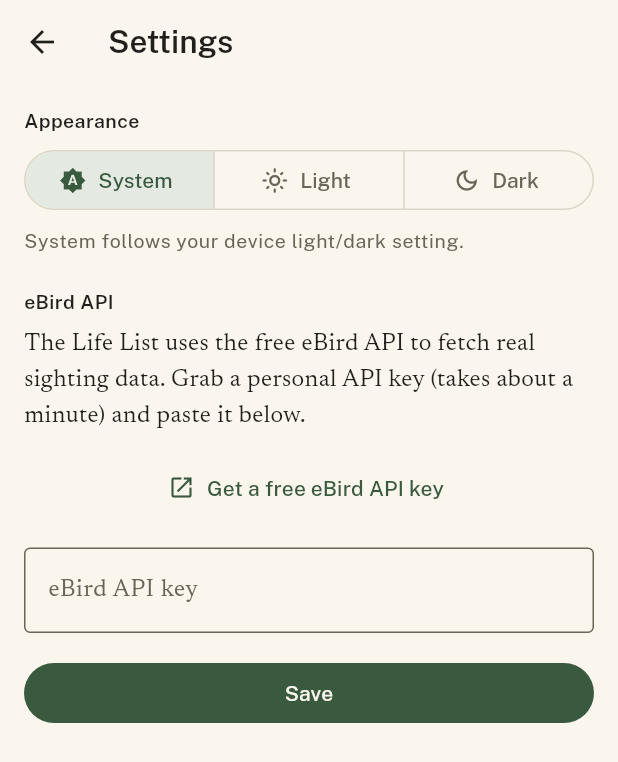
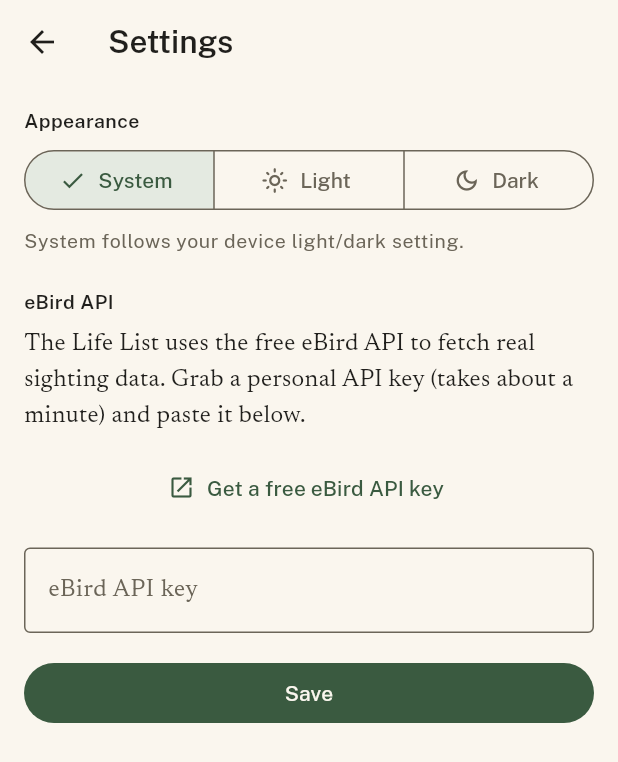
Before and after one commit to stuartwainstock/the-life-list-app, a Flutter app: the screen it shows after launch, after a tap on "Set up API key", on a phone screen of 412 x 824 dp. Shown: the top 762 px of the screen. Run offline on Flutter 3.47's test engine with Material 3 defaults, Android fonts, the phone set to English and light mode, and no system bars; our stand-ins replace cached_network_image, flutter_map, flutter_sticky_header, geolocator, google_fonts, latlong2 and 1 more; network calls fail.

Commit message:
Improve accessibility: tooltips, alt text, contrast, and text scaling.
Close the quick-wins and verification-pass tickets so icon buttons, photos, touch targets, segmented selection, and AppBars hold up under WCAG basics and larger system fonts.

```diff
--- a/lib/screens/home_shell.dart
+++ b/lib/screens/home_shell.dart
@@ -1,5 +1,6 @@
 import 'package:flutter/material.dart';
 import '../services/settings_service.dart';
+import '../theme/app_theme.dart';
 import 'sightings_list_screen.dart';
 import 'hotspots_map_screen.dart';
 import 'life_list_screen.dart';
@@ -68,7 +69,10 @@
     // of 401s on every tab.
     if (_apiKey == null || _apiKey!.isEmpty) {
       return Scaffold(
-        appBar: AppBar(title: const Text('Welcome to The Life List')),
+        appBar: AppBar(
+          title: const Text('Welcome to The Life List'),
+          toolbarHeight: AppTheme.toolbarHeightOf(context),
+        ),
         body: Center(
           child: Padding(
             padding: const EdgeInsets.all(24),
--- a/lib/screens/settings_screen.dart
+++ b/lib/screens/settings_screen.dart
@@ -2,6 +2,7 @@
 import 'package:url_launcher/url_launcher.dart';
 import '../services/settings_service.dart';
 import '../theme/app_spacing.dart';
+import '../theme/app_theme.dart';
 
 class SettingsScreen extends StatefulWidget {
   final VoidCallback onApiKeySaved;
@@ -43,7 +44,10 @@
     final theme = Theme.of(context);
 
     return Scaffold(
-      appBar: AppBar(title: const Text('Settings')),
+      appBar: AppBar(
+        title: const Text('Settings'),
+        toolbarHeight: AppTheme.toolbarHeightOf(context),
+      ),
       body: ListView(
         padding: const EdgeInsets.all(AppSpacing.lg),
         children: [
@@ -74,7 +78,7 @@
               onSelectionChanged: (selected) {
                 widget.onThemeModeChanged(selected.first);
               },
-              showSelectedIcon: false,
+              // Checkmark + fill/icon — selection is not color-only.
             ),
           ),
           const SizedBox(height: AppSpacing.sm),
--- a/lib/screens/species_search_screen.dart
+++ b/lib/screens/species_search_screen.dart
@@ -3,6 +3,7 @@
 import '../services/ebird_taxonomy_service.dart';
 import '../services/location_service.dart';
 import '../theme/app_spacing.dart';
+import '../theme/app_theme.dart';
 import '../widgets/skeleton.dart';
 import 'species_detail_screen.dart';
 
@@ -161,6 +162,7 @@
 
     return Scaffold(
       appBar: AppBar(
+        toolbarHeight: AppTheme.toolbarHeightOf(context),
         title: TextField(
           controller: _controller,
           focusNode: _focusNode,
--- a/lib/theme/app_theme.dart
+++ b/lib/theme/app_theme.dart
@@ -10,6 +10,13 @@
 /// paper/ink palette from `docs/brand.md` rather than a generated Material
 /// tonal palette from a single green.
 abstract final class AppTheme {
+  /// AppBar height that grows modestly with system text scale so multi-line
+  /// titles aren't clipped (accessibility verification pass).
+  static double toolbarHeightOf(BuildContext context) {
+    final scaled = MediaQuery.textScalerOf(context).scale(kToolbarHeight);
+    return scaled.clamp(kToolbarHeight, 88.0);
+  }
+
   static ThemeData get light => _build(
         brightness: Brightness.light,
         background: AppColors.lightBackground,
@@ -132,7 +139,9 @@
         backgroundColor: surface,
         selectedColor: accentTint,
         labelStyle: textTheme.labelLarge,
-        side: BorderSide(color: hairline),
+        // Interactive chip edge — muted ink (~text secondary), not the
+        // decorative hairline (~1.3:1). WCAG 1.4.11 non-text contrast.
+        side: BorderSide(color: mutedInk),
       ),
       segmentedButtonTheme: SegmentedButtonThemeData(
         style: ButtonStyle(
@@ -145,8 +154,10 @@
             if (states.contains(WidgetState.selected)) return accent;
             return mutedInk;
           }),
+          // Control outline uses outline (muted ink), not hairline — the
+          // hairline token stays for decorative dividers only.
           side: WidgetStatePropertyAll(
-            BorderSide(color: hairline, width: AppStroke.hairline),
+            BorderSide(color: mutedInk, width: AppStroke.hairline),
           ),
         ),
       ),
--- a/lib/widgets/species_thumbnail.dart
+++ b/lib/widgets/species_thumbnail.dart
@@ -77,7 +77,10 @@
           if (url == null || url.isEmpty) {
             return _Placeholder(size: size, radius: radius, loading: false);
           }
-          return ClipRRect(
+          return Semantics(
+            image: true,
+            label: 'Photo of a ${widget.comName}',
+            child: ClipRRect(
               borderRadius: radius,
               child: CachedNetworkImage(
                 imageUrl: url,
@@ -89,6 +92,7 @@
                     _Placeholder(size: size, radius: radius, loading: true),
                 errorWidget: (_, __, ___) =>
                     _Placeholder(size: size, radius: radius, loading: false),
+              ),
             ),
           );
         },
```
Also changed, not shown: lib/screens/hotspots_map_screen.dart (+35 -9 lines), lib/screens/life_list_screen.dart (+8 -1 lines), lib/screens/sightings_list_screen.dart (+21 -4 lines), lib/screens/species_detail_screen.dart (+22 -5 lines), lib/widgets/hotspot_detail_sheet.dart (+11 -1 lines), 1 other file. Lines whose indentation alone changed are shown as unchanged.
